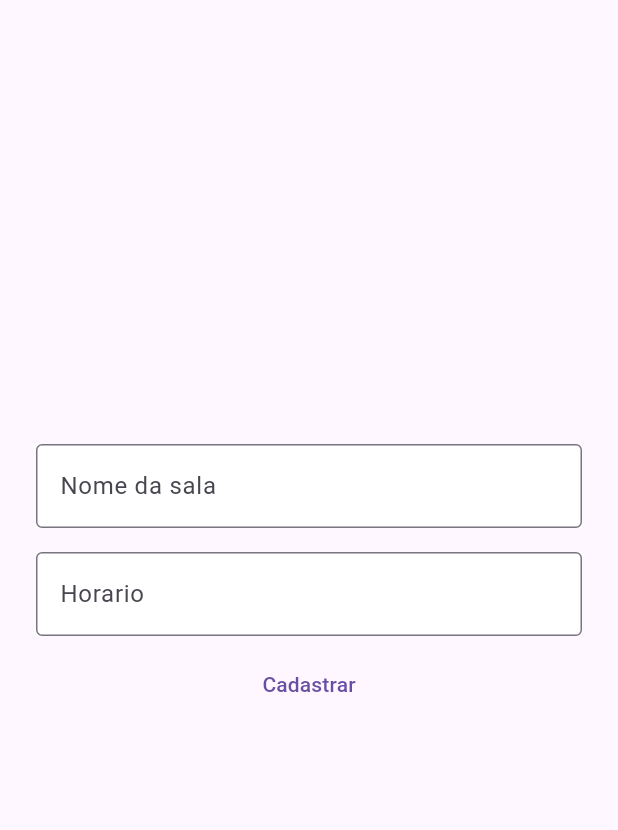
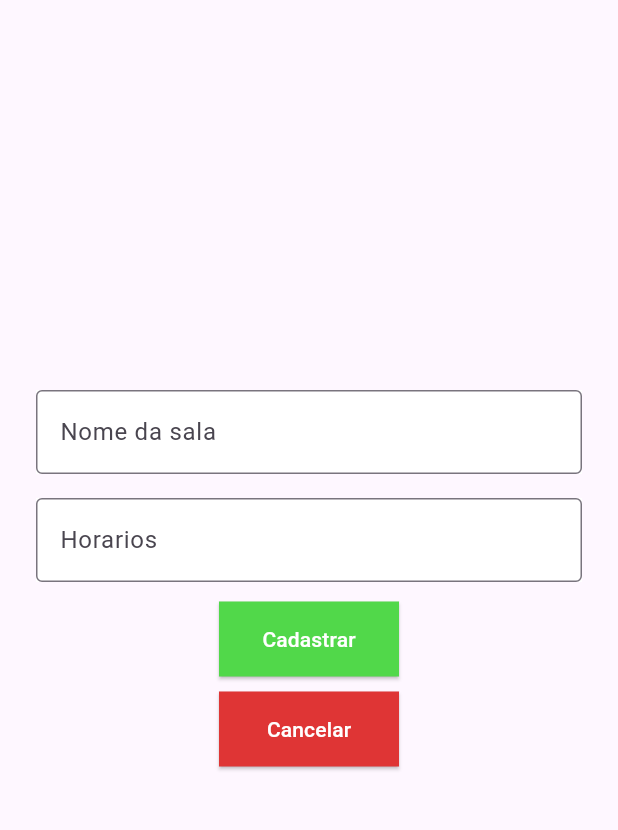
Before and after one commit to Bloco314/IotScrty, a Flutter app: the CadEnviroment screen opened directly with empty values, on a phone screen of 412 x 824 dp, the part 84-914 px from its top. Run offline on Flutter 3.47's test engine with Material 3 defaults, Android fonts, the phone set to English and light mode, and no system bars; our stand-ins replace carousel_slider.

Commit message:
Refactor dos botoes, mudança no tamanho da navbar

```diff
--- a/lib/assets/colors.dart
+++ b/lib/assets/colors.dart
@@ -4,4 +4,5 @@ class PersonalColors {
   static const Color primaryGreen = Color.fromARGB(255, 81, 216, 74);
   static const Color backgroundGrey = Color.fromARGB(255, 214, 210, 210);
   static const Color buttonGrey = Color.fromARGB(255, 132, 129, 129);
+  static const Color buttonRed = Color.fromARGB(255, 223, 53, 53);
 }
--- a/lib/components/buttons.dart
+++ b/lib/components/buttons.dart
@@ -1,22 +1,62 @@
 import 'package:flutter/material.dart';
 import 'package:iot_scrty/assets/colors.dart';
 
-class DefaultButton extends StatelessWidget {
+class GenericButton extends StatelessWidget {
   final String text;
   final VoidCallback? onPressed;
+  final Color? color;
+  final double? width;
+  final double? height;
 
-  DefaultButton({required this.text, this.onPressed});
+  GenericButton(
+      {required this.text,
+      this.onPressed,
+      this.color,
+      this.height,
+      this.width});
 
   @override
   Widget build(BuildContext context) {
-    return ElevatedButton(
-        onPressed: onPressed,
-        style: ElevatedButton.styleFrom(
-            foregroundColor: Colors.white,
-            backgroundColor: PersonalColors.primaryGreen,
-            shape: const LinearBorder()),
-        child: Text(text));
+    return Container(
+        width: width ?? 120,
+        height: height ?? 50,
+        margin: const EdgeInsets.all(5),
+        child: ElevatedButton(
+            onPressed: onPressed,
+            style: ElevatedButton.styleFrom(
+                foregroundColor: Colors.white,
+                backgroundColor: color,
+                shape: const LinearBorder()),
+            child: Text(text)));
   }
+}
+
+class PrimaryButton extends GenericButton {
+  PrimaryButton(
+      {required String text,
+      VoidCallback? onPressed,
+      double? width,
+      double? height})
+      : super(
+            text: text,
+            onPressed: onPressed,
+            height: height,
+            width: width,
+            color: PersonalColors.primaryGreen);
+}
+
+class SecondaryButton extends GenericButton {
+  SecondaryButton(
+      {required String text,
+      VoidCallback? onPressed,
+      double? width,
+      double? height})
+      : super(
+            text: text,
+            onPressed: onPressed,
+            height: height,
+            width: width,
+            color: PersonalColors.buttonRed);
 }
 
 class TableButton extends StatelessWidget {
--- a/lib/components/navigation_bar.dart
+++ b/lib/components/navigation_bar.dart
@@ -1,5 +1,5 @@
 import 'package:flutter/material.dart';
-import 'package:iot_scrty/pages/_cad_environment.dart';
+import 'package:iot_scrty/pages/_environment.dart';
 import 'package:iot_scrty/pages/_cad_equip.dart';
 import 'package:iot_scrty/pages/_home_coordenador.dart';
 import 'package:iot_scrty/pages/_home_professor.dart';
@@ -104,7 +104,7 @@ class NavBarCoordenador extends StatelessWidget {
   @override
   Widget build(BuildContext context) {
     return Drawer(
-      width: MediaQuery.of(cont).size.width * 50 / 100,
+      width: MediaQuery.of(cont).size.width * 55 / 100,
       child: ListView(
         padding: EdgeInsets.zero,
         children: [
--- a/lib/pages/_cad_environment.dart
+++ b/lib/pages/_environment.dart
@@ -87,8 +87,9 @@ class ViewEnvironments extends StatelessWidget {
             //Botão para novo ambiente
             Container(
                 margin: EdgeInsets.only(),
-                child: DefaultButton(
+                child: PrimaryButton(
                     text: 'Novo ambiente',
+                    width: 160,
                     onPressed: () => navigateTo(
                         context, CadEnviroment(nome: nome, email: email)))),
           ],
@@ -106,9 +107,13 @@ class CadEnviroment extends StatelessWidget {
 
   CadEnviroment({required this.nome, required this.email});
 
-  void cadastrarEquipamento() {
-    print(nomeSala.text + horariosSala.text);
+  void cadastrarEquipamento() {}
+
+  void Cancelar(context) {
+    Navigator.pop(context);
   }
+
+  void Cadastrar() {}
 
   @override
   Widget build(BuildContext context) {
@@ -125,9 +130,10 @@ class CadEnviroment extends StatelessWidget {
           mainAxisAlignment: MainAxisAlignment.center,
           children: [
             CampoCadastro(labelText: 'Nome da sala', controller: nomeSala),
-            CampoCadastro(labelText: 'Horario', controller: horariosSala),
-            TextButton(
-                onPressed: cadastrarEquipamento, child: Text('Cadastrar'))
+            CampoCadastro(labelText: 'Horarios', controller: horariosSala),
+            PrimaryButton(text: 'Cadastrar', onPressed: Cadastrar),
+            SecondaryButton(
+                text: 'Cancelar', onPressed: () => Cancelar(context))
           ],
         ),
       ),
@@ -159,7 +165,7 @@ class ModalHorarios extends StatelessWidget {
         ),
       ),
       actions: [
-        DefaultButton(text: 'Fechar', onPressed: () => Navigator.pop(context))
+        PrimaryButton(text: 'Fechar', onPressed: () => Navigator.pop(context))
       ],
     );
   }
--- a/lib/pages/_home_coordenador.dart
+++ b/lib/pages/_home_coordenador.dart
@@ -23,7 +23,9 @@ class HomeCState extends StatelessWidget {
           nome: nome,
           cont: context,
           pageName: 'coordenador_home'),
-      appBar: TopBar(text: 'Bem-vindo, $nome'),
+      appBar: TopBar(
+          text:
+              'Bem-vindo${nome.isNotEmpty ? ', ' : ''}$nome'),
       //corpo
       body: Padding(
           padding: EdgeInsets.all(16.0),
```
